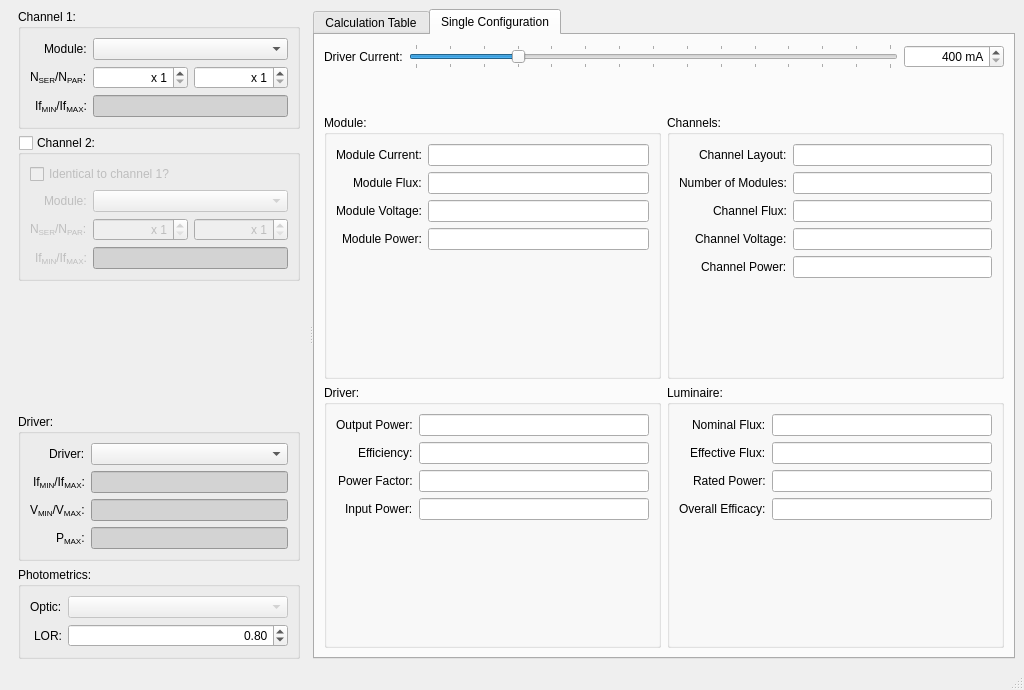
This is mainwindow.ui in yaltaki/Illue-Wiz as Qt 5 draws it before an edit. The edited form follows.
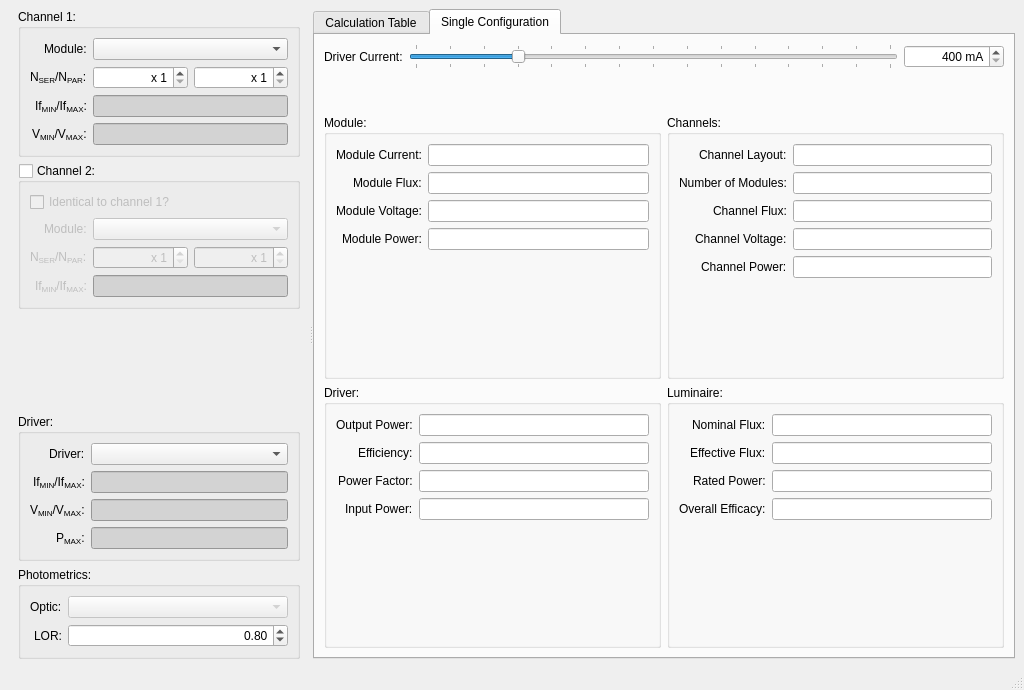
This is the edited form. Icons and pictures are not drawn.

Commit message: Implemented LED_Module logic

```diff
--- a/mainwindow.ui
+++ b/mainwindow.ui
@@ -144,6 +144,26 @@
                   </property>
                  </widget>
                 </item>
+                <item row="3" column="1">
+                 <widget class="QLineEdit" name="module_V_maxLineEdit_1">
+                  <property name="styleSheet">
+                   <string notr="true">background-color: lightgrey;</string>
+                  </property>
+                  <property name="alignment">
+                   <set>Qt::AlignRight|Qt::AlignTrailing|Qt::AlignVCenter</set>
+                  </property>
+                  <property name="readOnly">
+                   <bool>true</bool>
+                  </property>
+                 </widget>
+                </item>
+                <item row="3" column="0">
+                 <widget class="QLabel" name="module_V_maxLabel_1">
+                  <property name="text">
+                   <string>&lt;html&gt;&lt;head/&gt;&lt;body&gt;&lt;p&gt;V&lt;span style=&quot; vertical-align:sub;&quot;&gt;MIN&lt;/span&gt;/V&lt;span style=&quot; vertical-align:sub;&quot;&gt;MAX&lt;/span&gt;:&lt;/p&gt;&lt;/body&gt;&lt;/html&gt;</string>
+                  </property>
+                 </widget>
+                </item>
                </layout>
               </item>
              </layout>
```
The commit also changes 5 other files.
